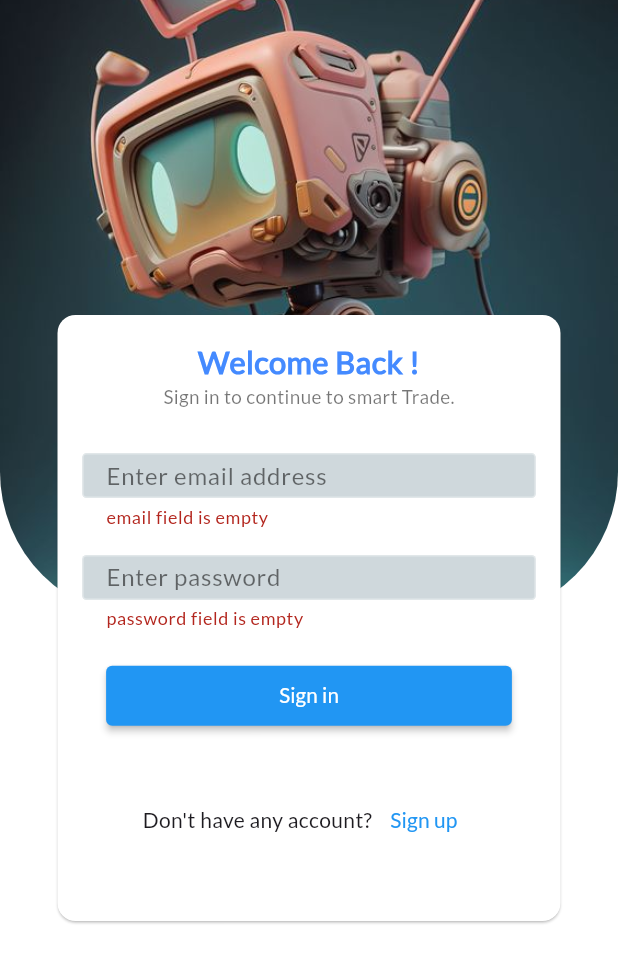
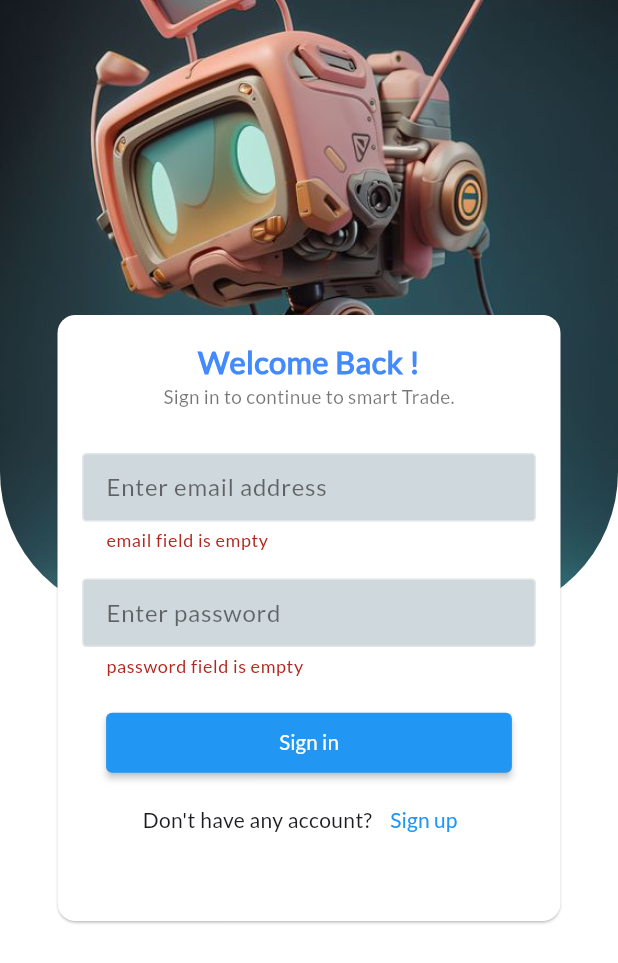
Before and after one commit to MomennIbrahim/Smart-Trade, a Flutter app: the screen it shows after launch, after a tap on "Sign in", on a phone screen of 412 x 824 dp. Shown: the top 963 px of the screen. Run offline on Flutter 3.47's test engine with Material 3 defaults, Android fonts, the phone set to English and light mode, and no system bars; our stand-ins replace animate_do, bloc, carousel_slider, dartz, dio, flutter_bloc and 6 more; missing offline and left inert: list_wheel_scroll_view_nls.

Commit message:
finished user login

```diff
--- a/lib/core/widgets/custom_text_field.dart
+++ b/lib/core/widgets/custom_text_field.dart
@@ -1,4 +1,5 @@
 import 'package:flutter/material.dart';
+import 'package:flutter_screenutil/flutter_screenutil.dart';
 import 'out_line_input_border.dart';
 
 class CustomTextFormField extends StatelessWidget {
@@ -30,7 +31,7 @@ class CustomTextFormField extends StatelessWidget {
   @override
   Widget build(BuildContext context) {
     return SizedBox(
-      height: 50,
+      height: 55.h,
       child: TextFormField(
           controller: controller,
           keyboardType: keyBoardType,
@@ -55,6 +56,7 @@ class CustomTextFormField extends StatelessWidget {
             filled: true,
             enabledBorder: outLineInputBorder(),
             errorBorder: outLineInputBorder(),
+            border: outLineInputBorder(),
           )),
     );
   }
--- a/lib/features/authentication/presentation/screens/login_screen.dart
+++ b/lib/features/authentication/presentation/screens/login_screen.dart
@@ -1,11 +1,10 @@
-import 'package:dio/dio.dart';
 import 'package:flutter/material.dart';
 import 'package:flutter_bloc/flutter_bloc.dart';
 import 'package:flutter_screenutil/flutter_screenutil.dart';
-import 'package:get_it/get_it.dart';
-import 'package:task_app/core/utils/api_service.dart';
 import 'package:task_app/core/utils/service_locator.dart';
 import 'package:task_app/core/utils/sized.dart';
+import 'package:task_app/core/widgets/error_snack_bar.dart';
+import 'package:task_app/core/widgets/success_snack_bar.dart';
 import 'package:task_app/features/authentication/data/repository/authentication_repository_implementation.dart';
 import 'package:task_app/features/authentication/presentation/controller/user_login_cubit.dart';
 import 'package:task_app/features/authentication/presentation/screens/widgets/auth_image_widget.dart';
@@ -15,25 +14,32 @@ import 'package:task_app/features/authentication/presentation/screens/widgets/si
 import 'package:task_app/features/authentication/presentation/screens/widgets/sign_up_text_button.dart';
 import 'package:task_app/features/authentication/presentation/screens/widgets/sub_text.dart';
 import 'package:task_app/features/authentication/presentation/screens/widgets/welcome_text.dart';
+import 'package:top_snackbar_flutter/custom_snack_bar.dart';
+import 'package:top_snackbar_flutter/top_snack_bar.dart';
 
 class LoginScreen extends StatelessWidget {
-  LoginScreen({super.key});
-
-  var emailController = TextEditingController();
-  var passwordController = TextEditingController();
-  var formKey = GlobalKey<FormState>();
+  const LoginScreen({super.key});
 
   @override
   Widget build(BuildContext context) {
     return BlocProvider(
-      create: (context) => UserLoginCubit(getIt.get<AuthenticationRepositoryImplementation>()),
+      create: (context) =>
+          UserLoginCubit(getIt.get<AuthenticationRepositoryImplementation>()),
       child: BlocConsumer<UserLoginCubit, UserLoginState>(
-        listener: (context, state) {},
+        listener: (context, state) {
+          if (state is UserLoginFailureState) {
+            errorSnackBar(context: context, errMessage: state.errMessage);
+          }
+          if (state is UserLoginSuccessState) {
+            successSnackBar(context: context);
+          }
+        },
         builder: (context, state) {
+          var loginCubit = UserLoginCubit.get(context);
           return Scaffold(
             backgroundColor: Colors.white,
             body: Form(
-              key: formKey,
+              key: loginCubit.formKey,
               child: Stack(
                 alignment: Alignment.center,
                 children: [
@@ -44,7 +50,7 @@ class LoginScreen extends StatelessWidget {
                       width: double.infinity,
                       height: MediaQuery.of(context).size.height / 2,
                       child: Card(
-                        elevation: .7,
+                        elevation: 0.7,
                         color: Colors.white,
                         child: Padding(
                           padding: EdgeInsets.all(12.0.w.h),
@@ -53,21 +59,14 @@ class LoginScreen extends StatelessWidget {
                               const WelcomeText(),
                               const SubText(),
                               CustomSized.sizedHeight24,
-                              EmailTextField(emailController: emailController),
+                              EmailTextField(
+                                  emailController: loginCubit.emailController),
                               CustomSized.sizedHeight15,
                               PasswordTextField(
-                                  passwordController: passwordController),
+                                  passwordController:
+                                      loginCubit.passwordController),
                               CustomSized.sizedHeight20,
-                              SignInButton(
-                                onPressed: () {
-                                  if(formKey.currentState!.validate()) {
-                                    UserLoginCubit.get(context).userLogin(
-                                    email: emailController.text,
-                                    password: passwordController.text,
-                                  );
-                                  }
-                                },
-                              ),
+                              const SignInButton(),
                               const Spacer(),
                               Padding(
                                 padding: EdgeInsets.only(bottom: 22.0.h),
--- a/lib/features/authentication/presentation/screens/register_screen.dart
+++ b/lib/features/authentication/presentation/screens/register_screen.dart
@@ -28,7 +28,7 @@ class RegisterScreen extends StatelessWidget {
             padding: EdgeInsets.symmetric(horizontal: 30.0.w),
             child: SizedBox(
               width: double.infinity,
-              height: MediaQuery.of(context).size.height / 1.8,
+              height: MediaQuery.of(context).size.height / 1.6,
               child: Card(
                 elevation: 0.7,
                 color: Colors.white,
--- a/lib/features/authentication/presentation/screens/widgets/sign_button.dart
+++ b/lib/features/authentication/presentation/screens/widgets/sign_button.dart
@@ -1,19 +1,31 @@
 import 'package:flutter/material.dart';
+import 'package:flutter_bloc/flutter_bloc.dart';
+import 'package:flutter_screenutil/flutter_screenutil.dart';
+import 'package:loading_animation_widget/loading_animation_widget.dart';
+import 'package:task_app/core/constace.dart';
 import '../../../../../core/widgets/custom_button.dart';
+import '../../controller/user_login_cubit.dart';
 
 class SignInButton extends StatelessWidget {
-  const SignInButton({super.key, required this.onPressed});
-
-  final Function onPressed;
+  const SignInButton({super.key});
 
   @override
   Widget build(BuildContext context) {
-    return CustomButton(
-      text: 'Sign in',
-      onPressed: () {
-        onPressed();
-      },
-      buttonColor: Colors.blue,
-    );
+    return BlocBuilder<UserLoginCubit, UserLoginState>(
+        builder: (context, state) {
+          return state is! UserLoginLoadingState?  CustomButton(
+            text: 'Sign in',
+            onPressed: () {
+              if (UserLoginCubit.get(context).formKey.currentState!.validate()) {
+                UserLoginCubit.get(context).userLogin(
+                  email: UserLoginCubit.get(context).emailController.text,
+                  password: UserLoginCubit.get(context).passwordController.text,
+                );
+              }
+            },
+            buttonColor: Colors.blue,
+          ): Center(child: LoadingAnimationWidget.threeArchedCircle(size: 40.w, color: Constance.cBlue,));
+        },
+      );
   }
 }
--- a/lib/features/authentication/presentation/screens/widgets/sign_in_text_button.dart
+++ b/lib/features/authentication/presentation/screens/widgets/sign_in_text_button.dart
@@ -8,7 +8,7 @@ class SignInTextButton extends StatelessWidget {
   @override
   Widget build(BuildContext context) {
     return TextButton(onPressed: (){
-      customNavigatorAndReplacement(context: context, widget: LoginScreen());
+      customNavigatorAndReplacement(context: context, widget: const LoginScreen());
     }, child: const Text('Sign in'));
   }
 }
--- a/lib/features/splash/splash_screen.dart
+++ b/lib/features/splash/splash_screen.dart
@@ -101,7 +101,7 @@ class _SplashScreenState extends State<SplashScreen>
     Future.delayed(
       const Duration(seconds: 3),
       () {
-        customNavigatorAndReplacement(context: context, widget: LoginScreen());
+        customNavigatorAndReplacement(context: context, widget: const LoginScreen());
       },
     );
   }
--- a/lib/main.dart
+++ b/lib/main.dart
@@ -1,8 +1,8 @@
 import 'package:bloc/bloc.dart';
 import 'package:flutter/material.dart';
 import 'package:flutter_screenutil/flutter_screenutil.dart';
+import 'package:task_app/core/constace.dart';
 import 'package:task_app/features/splash/splash_screen.dart';
-
 import 'core/utils/bloc_observe.dart';
 import 'core/utils/service_locator.dart';
 
@@ -31,6 +31,9 @@ class MyApp extends StatelessWidget {
         themeMode: ThemeMode.dark,
         theme: ThemeData(
             scaffoldBackgroundColor: Colors.black,
+            progressIndicatorTheme: const ProgressIndicatorThemeData(
+              color: Constance.cBlue,
+            ),
             sliderTheme: const SliderThemeData(
               activeTrackColor: Colors.blueAccent,
               thumbShape: RoundSliderThumbShape(enabledThumbRadius: 0.0)
--- a/pubspec.yaml
+++ b/pubspec.yaml
@@ -44,6 +44,8 @@ dependencies:
   flutter_bloc: ^8.1.3
   dartz: ^0.10.1
   get_it: ^7.6.4
+  top_snackbar_flutter: ^3.1.0
+  loading_animation_widget: ^1.2.0+4
 
   # The following adds the Cupertino Icons font to your application.
   # Use with the CupertinoIcons class for iOS style icons.
```
Also changed, not shown: lib/core/error/error.dart (+31 -38 lines), lib/core/error/login_error_model.dart (+7 -4 lines), lib/core/widgets/error_snack_bar.dart (added, +14 -0 lines), lib/core/widgets/success_snack_bar.dart (added, +19 -0 lines), lib/features/authentication/data/repository/authentication_repository_implementation.dart (+12 -4 lines), lib/features/authentication/data/repository/base_authentication_repository.dart (+8 -1 lines), lib/features/authentication/presentation/controller/user_login_cubit.dart (+7 -0 lines), pubspec.lock, 5 other files.
